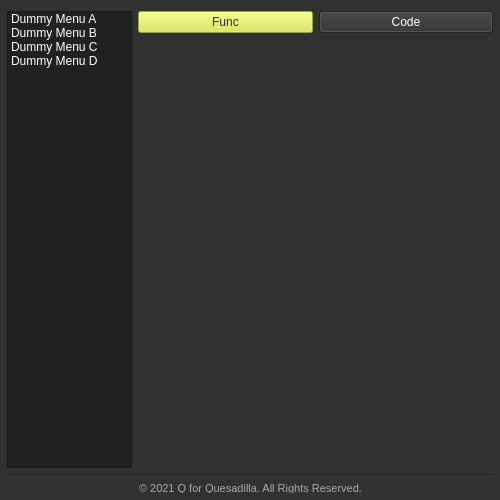
This is interface/main.ui in qforquesadilla/cookbook as Qt 5 draws it before an edit. The edited form follows.
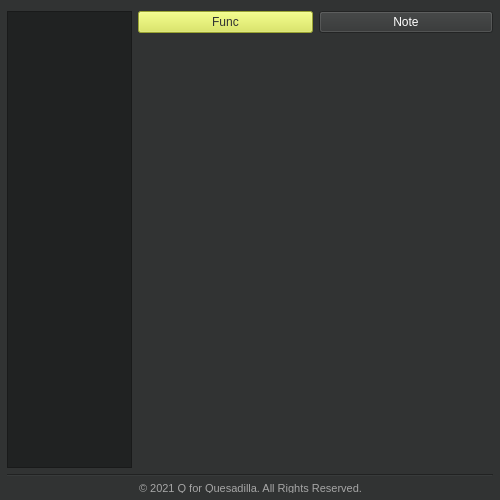
This is the edited form.

Diff of the .ui file:
```diff
--- a/interface/main.ui
+++ b/interface/main.ui
@@ -46,26 +46,6 @@
        <property name="styleSheet">
         <string notr="true">background-color: #202222; color: #FFFFFF; selection-background-color: #D7E646; selection-color: #313333</string>
        </property>
-       <item>
-        <property name="text">
-         <string>Dummy Menu A</string>
-        </property>
-       </item>
-       <item>
-        <property name="text">
-         <string>Dummy Menu B</string>
-        </property>
-       </item>
-       <item>
-        <property name="text">
-         <string>Dummy Menu C</string>
-        </property>
-       </item>
-       <item>
-        <property name="text">
-         <string>Dummy Menu D</string>
-        </property>
-       </item>
       </widget>
      </item>
      <item>
@@ -85,7 +65,7 @@
          <item>
           <widget class="QPushButton" name="codePB">
            <property name="text">
-            <string>Code</string>
+            <string>Note</string>
            </property>
           </widget>
          </item>
```
Left out of the diff: 2 changed lines with no effect on the pictures.
